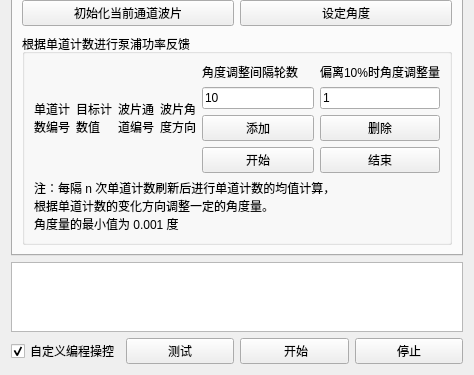
Qt form ui/externalapplicationswidget.ui (WhiteChimney/TDC-counter) before a commit; both pictures show x 0 to 474 and y 162 to 537 of the 474 by 537 pixel window.
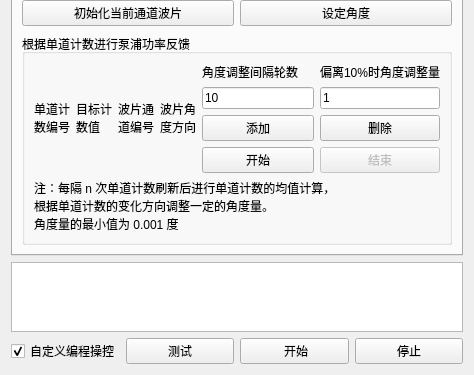
The same form after that commit.

Commit message: 添加反馈控制按钮按下后的ui提示

```diff
--- a/ui/externalapplicationswidget.ui
+++ b/ui/externalapplicationswidget.ui
@@ -744,6 +744,9 @@
           </item>
           <item row="3" column="2">
            <widget class="QPushButton" name="buttonAngleFeedbackStop">
+            <property name="enabled">
+             <bool>false</bool>
+            </property>
             <property name="text">
              <string>结束</string>
             </property>
```
Left out of the diff: 3 changed lines with no effect on the pictures. The commit also changes 2 other files.
